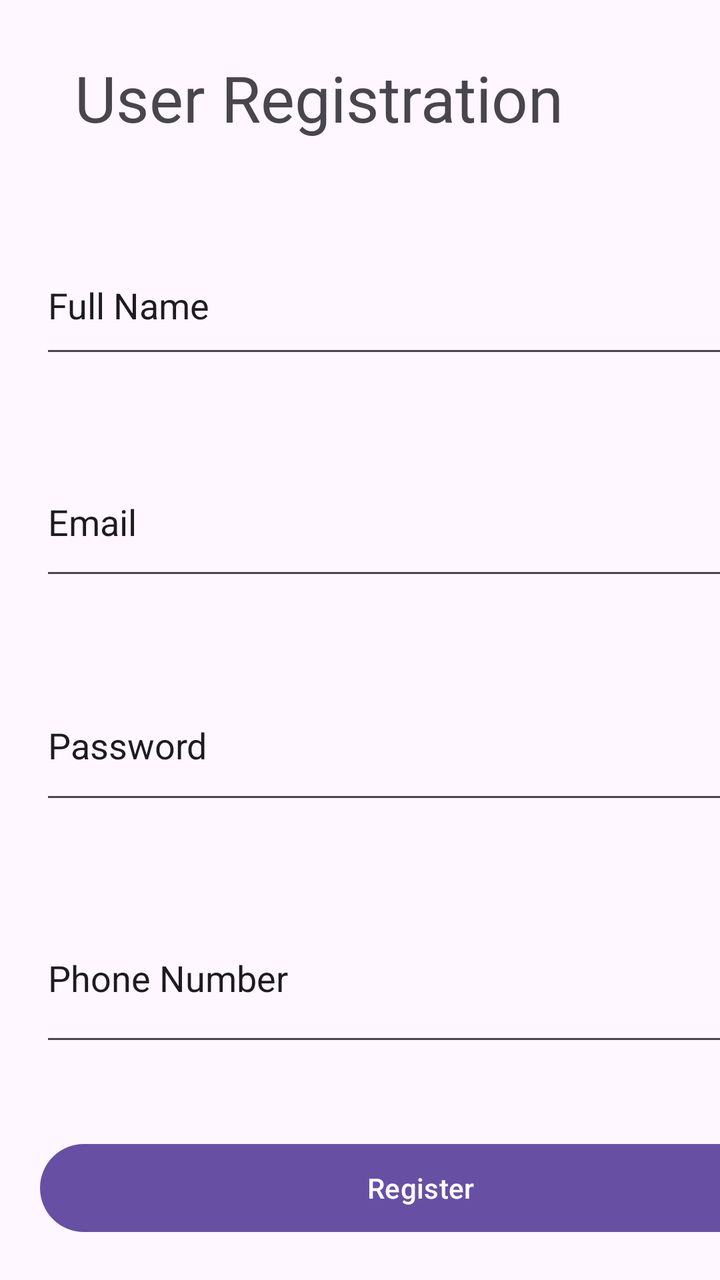
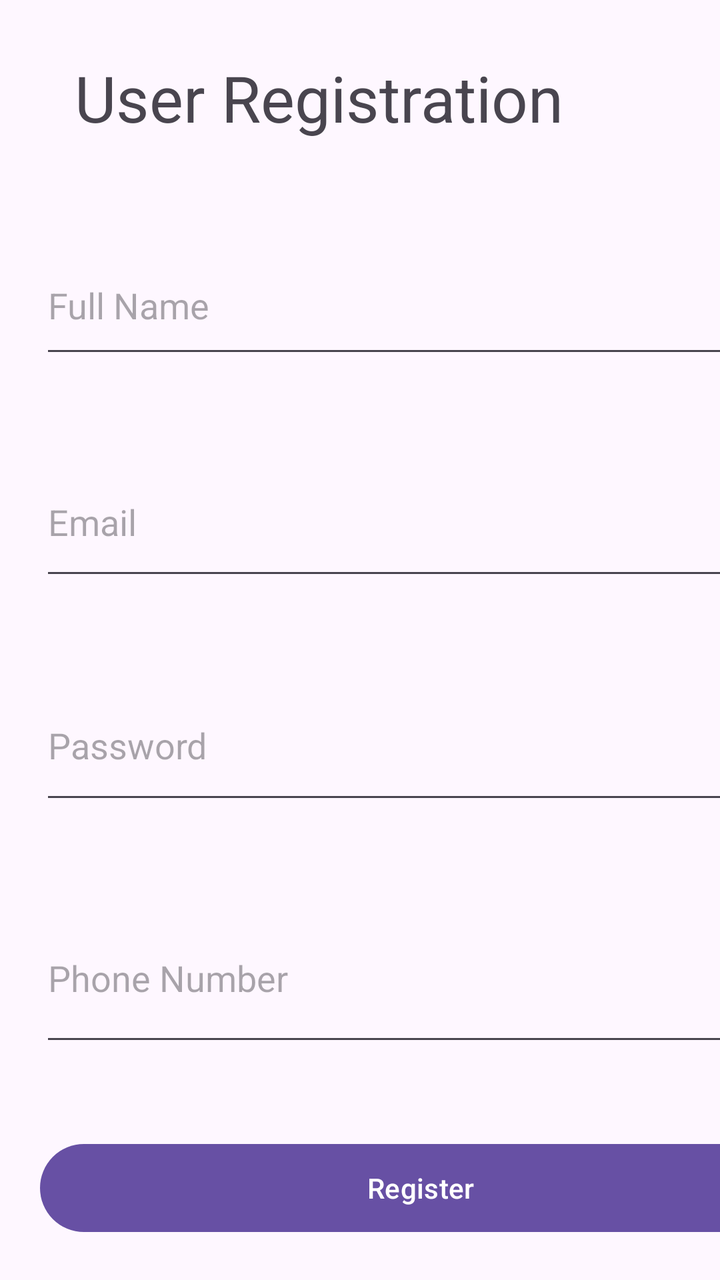

An Android layout rendered at two revisions. The XML below is the earlier revision; the diff shows what the commit changed to produce the second picture.
<!-- AndroidManifest.xml: application theme Theme.FinalProjShab -->
<!-- res/layout/activity_register.xml -->
<?xml version="1.0" encoding="utf-8"?>
<LinearLayout xmlns:android="http://schemas.android.com/apk/res/android"
    xmlns:app="http://schemas.android.com/apk/res-auto"
    xmlns:tools="http://schemas.android.com/tools"
    android:id="@+id/main"
    android:layout_width="match_parent"
    android:layout_height="match_parent"
    android:orientation="vertical"
    tools:context=".ViewPkg.activity_register">

    <TextView
        android:id="@+id/TextView"
        android:layout_width="279dp"
        android:layout_height="58dp"
        android:layout_margin="20dp"
        android:gravity="center"
        android:text="User Registration"
        android:textSize="32sp" />

    <EditText
        android:id="@+id/etFullName"
        android:layout_width="391dp"
        android:layout_height="66dp"
        android:layout_margin="20dp"
        android:ems="10"
        android:inputType="text"
        android:text="Full Name" />

    <EditText
        android:id="@+id/etEmail"
        android:layout_width="386dp"
        android:layout_height="71dp"
        android:layout_margin="20dp"
        android:ems="10"
        android:inputType="text"
        android:text="Email" />

    <EditText
        android:id="@+id/etPassword"
        android:layout_width="384dp"
        android:layout_height="72dp"
        android:layout_margin="20dp"
        android:ems="10"
        android:inputType="text"
        android:text="Password" />

    <EditText
        android:id="@+id/etPhone"
        android:layout_width="378dp"
        android:layout_height="81dp"
        android:layout_margin="20dp"
        android:ems="10"
        android:inputType="text"
        android:text="Phone Number" />

    <Button
        android:id="@+id/btnRegister"
        android:layout_width="381dp"
        android:layout_height="52dp"
        android:layout_margin="20dp"
        android:text="Register" />
</LinearLayout>
<!-- resources referenced by this layout -->
<resources>
  <style name="Theme.FinalProjShab" parent="Base.Theme.FinalProjShab" />
  <style name="Base.Theme.FinalProjShab" parent="Theme.Material3.DayNight.NoActionBar">
          
          
      </style>
</resources>

<!-- the commit's change to res/layout/activity_register.xml (unified diff, before → after) -->
@@ -23,8 +23,8 @@
         android:layout_height="66dp"
         android:layout_margin="20dp"
         android:ems="10"
-        android:inputType="text"
-        android:text="Full Name" />
+        android:hint="Full Name"
+        android:inputType="text" />
 
     <EditText
         android:id="@+id/etEmail"
@@ -32,8 +32,8 @@
         android:layout_height="71dp"
         android:layout_margin="20dp"
         android:ems="10"
-        android:inputType="text"
-        android:text="Email" />
+        android:hint="Email"
+        android:inputType="text" />
 
     <EditText
         android:id="@+id/etPassword"
@@ -41,8 +41,8 @@
         android:layout_height="72dp"
         android:layout_margin="20dp"
         android:ems="10"
-        android:inputType="text"
-        android:text="Password" />
+        android:hint="Password"
+        android:inputType="text" />
 
     <EditText
         android:id="@+id/etPhone"
@@ -50,8 +50,8 @@
         android:layout_height="81dp"
         android:layout_margin="20dp"
         android:ems="10"
-        android:inputType="text"
-        android:text="Phone Number" />
+        android:hint="Phone Number"
+        android:inputType="text" />
 
     <Button
         android:id="@+id/btnRegister"
